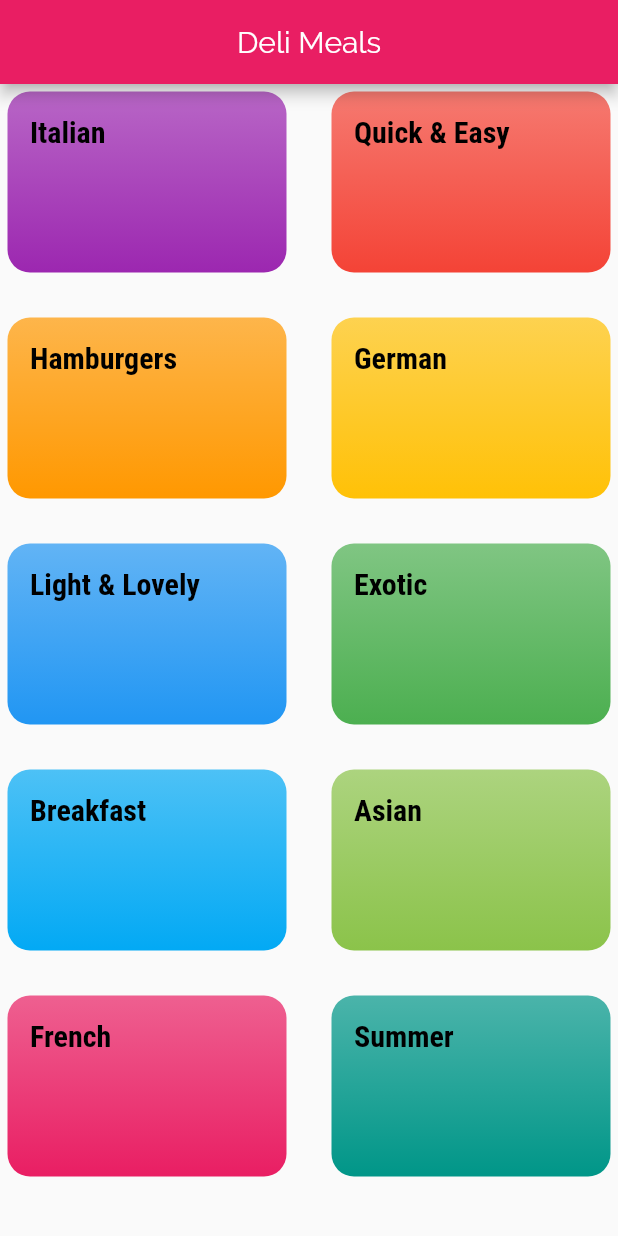
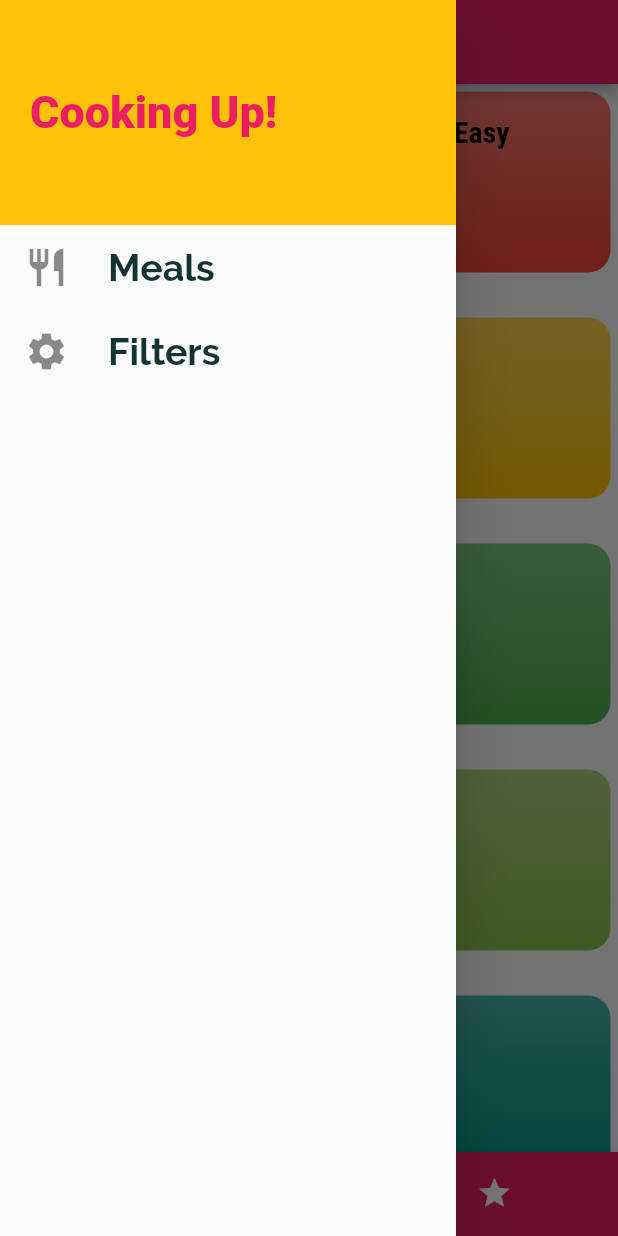
Before and after one commit to MahmoudElfooly/Deli-Meals, a Flutter app: the screen it shows after launch, with the side drawer open (before the commit the screen has no drawer), on a phone screen of 412 x 824 dp. Run offline on Flutter 3.47's test engine with Material 2 defaults, Android fonts, the phone set to English and light mode, and no system bars.

Commit message:
first commit

```diff
--- a/lib/dummy_data.dart.dart
+++ b/lib/dummy_data.dart.dart
@@ -70,12 +70,12 @@ const DUMMY_MEALS = const [
         'https://upload.wikimedia.org/wikipedia/commons/thumb/2/20/Spaghetti_Bolognese_mit_Parmesan_oder_Grana_Padano.jpg/800px-Spaghetti_Bolognese_mit_Parmesan_oder_Grana_Padano.jpg',
     duration: 20,
     ingredients: [
-      '4 Tomatoes',
-      '1 Tablespoon of Olive Oil',
-      '1 Onion',
-      '250g Spaghetti',
-      'Spices',
-      'Cheese (optional)'
+      '4 Tomatoes.',
+      '1 Tablespoon of Olive Oil.',
+      '1 Onion.',
+      '250g Spaghetti.',
+      'Spices.',
+      'Cheese (optional).'
     ],
     steps: [
       'Cut the tomatoes and the onion into small pieces.',
--- a/lib/main.dart
+++ b/lib/main.dart
@@ -1,14 +1,69 @@
 import 'package:flutter/material.dart';
-import 'package:meals/screens/categories_screen.dart';
-import 'package:meals/screens/category_meals_screen.dart';
-import 'package:meals/screens/meal_detail_screen.dart';
+import './models/meal.dart';
+import './screens/filter_screen.dart';
+import './screens/TabBar_screen.dart';
+import './dummy_data.dart.dart';
+import './screens/category_meals_screen.dart';
+import './screens/meal_detail_screen.dart';
 
 void main() {
   runApp(MyApp());
 }
 
-class MyApp extends StatelessWidget {
-  // This widget is the root of your application.
+class MyApp extends StatefulWidget {
+  @override
+  _MyAppState createState() => _MyAppState();
+}
+
+class _MyAppState extends State<MyApp> {
+  Map<String, bool> _filters = {
+    'gluten': false,
+    'vegan': false,
+    'vegetrian': false,
+    'lactose': false,
+  };
+  List<Meal> _avilableMeals = DUMMY_MEALS;
+  List<Meal> _favouriteMeals = [];
+  void _setFilter(Map<String, bool> filterData) {
+    setState(() {
+      _filters = filterData;
+      _avilableMeals = DUMMY_MEALS.where((meal) {
+        if (_filters['gluten'] && !meal.isGlutenFree) {
+          return false;
+        }
+        if (_filters['vegan'] && !meal.isVegan) {
+          return false;
+        }
+        if (_filters['vegetrian'] && !meal.isVegetarian) {
+          return false;
+        }
+        if (_filters['lactose'] && !meal.isLactoseFree) {
+          return false;
+        }
+        return true;
+      }).toList();
+    });
+  }
+
+  void _toggleFavoutie(String mealID) {
+    final existingIndex =
+        _favouriteMeals.indexWhere((meal) => mealID == meal.id);
+    if (existingIndex >= 0) {
+      setState(() {
+        _favouriteMeals.removeAt(existingIndex);
+      });
+    } else {
+      setState(() {
+        _favouriteMeals
+            .add(DUMMY_MEALS.firstWhere((meal) => mealID == meal.id));
+      });
+    }
+  }
+
+  bool _isMealFavourite(String mealid) {
+    return _favouriteMeals.any((meal) => mealid == meal.id);
+  }
+
   @override
   Widget build(BuildContext context) {
     return MaterialApp(
@@ -24,13 +79,16 @@ class MyApp extends StatelessWidget {
                   fontSize: 20,
                   fontFamily: 'RobotoCondensed',
                   fontWeight: FontWeight.bold,
-                  color: Colors.black
+                  color: Colors.black),
             ),
-              )),
+      ),
       routes: {
-        '/': (ctx) => CategoriesScreen(),
-        CategoryMealsScreen.routName: (ctx) => CategoryMealsScreen(),
-        MealDetails.routName: (ctx) => MealDetails(),
+        '/': (ctx) => TabsScreen(_favouriteMeals),
+        CategoryMealsScreen.routName: (ctx) =>
+            CategoryMealsScreen(_avilableMeals),
+        MealDetails.routName: (ctx) =>
+            MealDetails(_toggleFavoutie, _isMealFavourite),
+        FilterScreen.routName: (ctx) => FilterScreen(_filters, _setFilter),
       },
     );
   }
--- /dev/null
+++ b/lib/screens/TabBar_screen.dart
@@ -0,0 +1,64 @@
+import 'package:flutter/material.dart';
+import 'package:meals/models/meal.dart';
+import 'package:meals/widget/MainDrawer.dart';
+import '../screens/FavouriteScreen.dart';
+import '../screens/categories_screen.dart';
+
+class TabsScreen extends StatefulWidget {
+  final List<Meal> _favouriteMeals;
+  TabsScreen(this._favouriteMeals);
+  @override
+  _TabsScreenState createState() => _TabsScreenState();
+}
+
+class _TabsScreenState extends State<TabsScreen> {
+   List<Map<String, dynamic>> _page ;
+  int _selectedPageIndex = 0;
+  void _selectPage(int index) {
+    setState(() {
+      _selectedPageIndex = index;
+    });
+  }
+  @override
+  void initState() {
+    _page = [
+    {'page': CategoriesScreen(), 'title': 'Deli Meals'},
+    {'page': FavouriteScreen(widget._favouriteMeals), 'title': 'Favourite'},
+  ];
+    super.initState();
+  }
+
+  @override
+  Widget build(BuildContext context) {
+    return Scaffold(
+      appBar: AppBar(
+        title: Text(_page[_selectedPageIndex]['title']),
+        centerTitle: true,
+      ),
+      drawer: MainDrawer(),
+      body: _page[_selectedPageIndex]['page'],
+      bottomNavigationBar: BottomNavigationBar(
+          unselectedItemColor: Colors.white,
+          selectedItemColor: Theme.of(context).accentColor,
+          currentIndex: _selectedPageIndex,
+          type: BottomNavigationBarType.shifting,
+          onTap: _selectPage,
+          items: <BottomNavigationBarItem>[
+            BottomNavigationBarItem(
+              backgroundColor: Theme.of(context).primaryColor,
+              icon: Icon(
+                Icons.category,
+              ),
+              label: 'Category',
+            ),
+            BottomNavigationBarItem(
+              backgroundColor: Theme.of(context).primaryColor,
+              icon: Icon(
+                Icons.star,
+              ),
+              label: 'Favourite',
+            ),
+          ]),
+    );
+  }
+}
--- a/lib/screens/categories_screen.dart
+++ b/lib/screens/categories_screen.dart
@@ -1,16 +1,11 @@
 import 'package:flutter/material.dart';
-import 'package:meals/widget/category_item.dart';
-import 'package:meals/dummy_data.dart.dart';
+import '../widget/category_item.dart';
+import '../dummy_data.dart.dart';
 
 class CategoriesScreen extends StatelessWidget {
   @override
   Widget build(BuildContext context) {
-    return Scaffold(
-      appBar: AppBar(
-        title: Text('Deli Meals'),
-        centerTitle: true,
-      ),
-      body: GridView(
+    return GridView(
       gridDelegate: SliverGridDelegateWithMaxCrossAxisExtent(
         maxCrossAxisExtent: 200,
         childAspectRatio: 3 / 2,
@@ -18,9 +13,8 @@ class CategoriesScreen extends StatelessWidget {
         mainAxisSpacing: 20,
       ),
       children: DUMMY_CATEGORIES.map((catData) {
-         return CategoryItem(catData.id,catData.title, catData.color);
+        return CategoryItem(catData.id, catData.title, catData.color);
       }).toList(),
-      ),
     );
   }
 }
--- /dev/null
+++ b/lib/widget/MainDrawer.dart
@@ -0,0 +1,60 @@
+import 'package:flutter/material.dart';
+import 'package:meals/screens/filter_screen.dart';
+
+class MainDrawer extends StatelessWidget {
+  Widget buildListTile({String title, IconData icon, Function ontap}) {
+    return ListTile(
+      leading: Icon(
+        icon,
+        size: 30,
+      ),
+      title: Text(
+        title,
+        style: TextStyle(
+          fontSize: 25,
+          fontWeight: FontWeight.bold,
+        ),
+      ),
+      onTap: ontap,
+    );
+  }
+
+  @override
+  Widget build(BuildContext context) {
+    return Drawer(
+      child: Column(
+        children: [
+          Container(
+            padding: EdgeInsets.all(20),
+            alignment: Alignment.centerLeft,
+            height: 150,
+            width: double.infinity,
+            color: Theme.of(context).accentColor,
+            child: Text(
+              'Cooking Up!',
+              style: TextStyle(
+                color: Theme.of(context).primaryColor,
+                fontWeight: FontWeight.w900,
+                fontSize: 30,
+              ),
+            ),
+          ),
+          buildListTile(
+            title: 'Meals',
+            icon: Icons.restaurant,
+            ontap: () {
+              Navigator.of(context).pushNamed('/');
+            },
+          ),
+          buildListTile(
+            title: 'Filters',
+            icon: Icons.settings,
+            ontap: () {
+              Navigator.of(context).popAndPushNamed(FilterScreen.routName);
+            },
+          )
+        ],
+      ),
+    );
+  }
+}
```
Also changed, not shown: lib/screens/FavouriteScreen.dart (added, +30 -0 lines), lib/screens/category_meals_screen.dart (+44 -15 lines), lib/screens/filter_screen.dart (added, +121 -0 lines), lib/screens/meal_detail_screen.dart (+66 -7 lines), lib/widget/meal_item.dart (+16 -9 lines), lib/constants.dart (added). Lines whose indentation alone changed are shown as unchanged.
